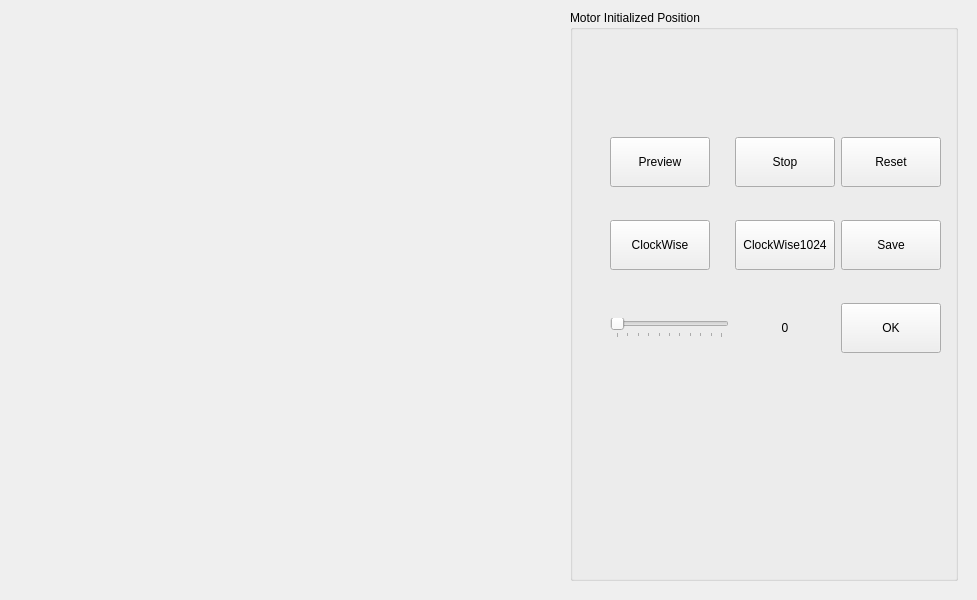
The window that AdjustLight/MotorLocationCalibration.ui (china-larry/PD_ARM) describes before a commit, drawn with Qt 5.
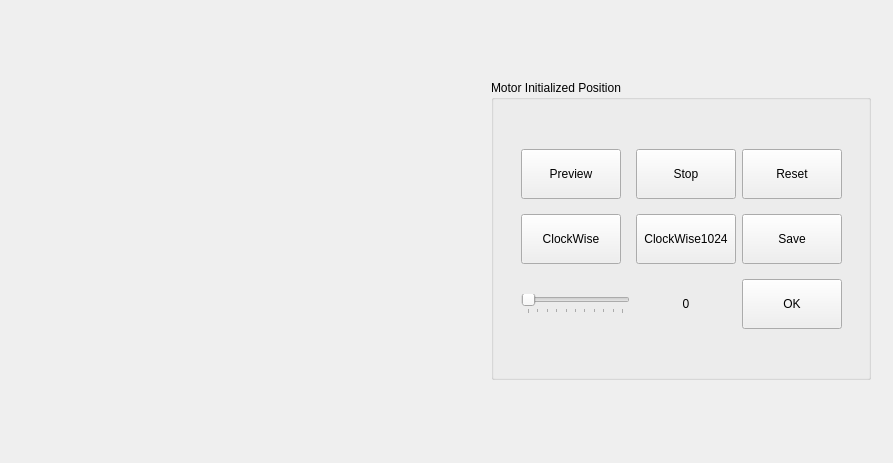
The same window after the commit.

Diff of the .ui file:
```diff
--- a/AdjustLight/MotorLocationCalibration.ui
+++ b/AdjustLight/MotorLocationCalibration.ui
@@ -6,8 +6,8 @@
    <rect>
     <x>0</x>
     <y>0</y>
-    <width>977</width>
-    <height>600</height>
+    <width>893</width>
+    <height>463</height>
    </rect>
   </property>
   <property name="windowTitle">
@@ -18,11 +18,14 @@
     <rect>
      <x>10</x>
      <y>10</y>
-     <width>948</width>
-     <height>571</height>
+     <width>871</width>
+     <height>441</height>
     </rect>
    </property>
    <layout class="QHBoxLayout" name="horizontalLayout">
+    <property name="rightMargin">
+     <number>10</number>
+    </property>
     <item>
      <widget class="QLabel" name="qVideoPreview">
       <property name="sizePolicy">
@@ -33,10 +36,19 @@
       </property>
       <property name="minimumSize">
        <size>
-        <width>546</width>
-        <height>556</height>
+        <width>460</width>
+        <height>400</height>
        </size>
       </property>
+      <property name="maximumSize">
+       <size>
+        <width>460</width>
+        <height>16777215</height>
+       </size>
+      </property>
+      <property name="autoFillBackground">
+       <bool>false</bool>
+      </property>
       <property name="text">
        <string/>
       </property>
@@ -59,8 +71,14 @@
      <widget class="QGroupBox" name="groupBox">
       <property name="minimumSize">
        <size>
-        <width>388</width>
-        <height>0</height>
+        <width>380</width>
+        <height>200</height>
+       </size>
+      </property>
+      <property name="maximumSize">
+       <size>
+        <width>380</width>
+        <height>300</height>
        </size>
       </property>
       <property name="title">
@@ -69,10 +87,10 @@
       <widget class="QWidget" name="gridLayoutWidget">
        <property name="geometry">
         <rect>
-         <x>40</x>
-         <y>100</y>
-         <width>331</width>
-         <height>271</height>
+         <x>30</x>
+         <y>60</y>
+         <width>321</width>
+         <height>201</height>
         </rect>
        </property>
        <layout class="QGridLayout" name="gridLayout">
```
